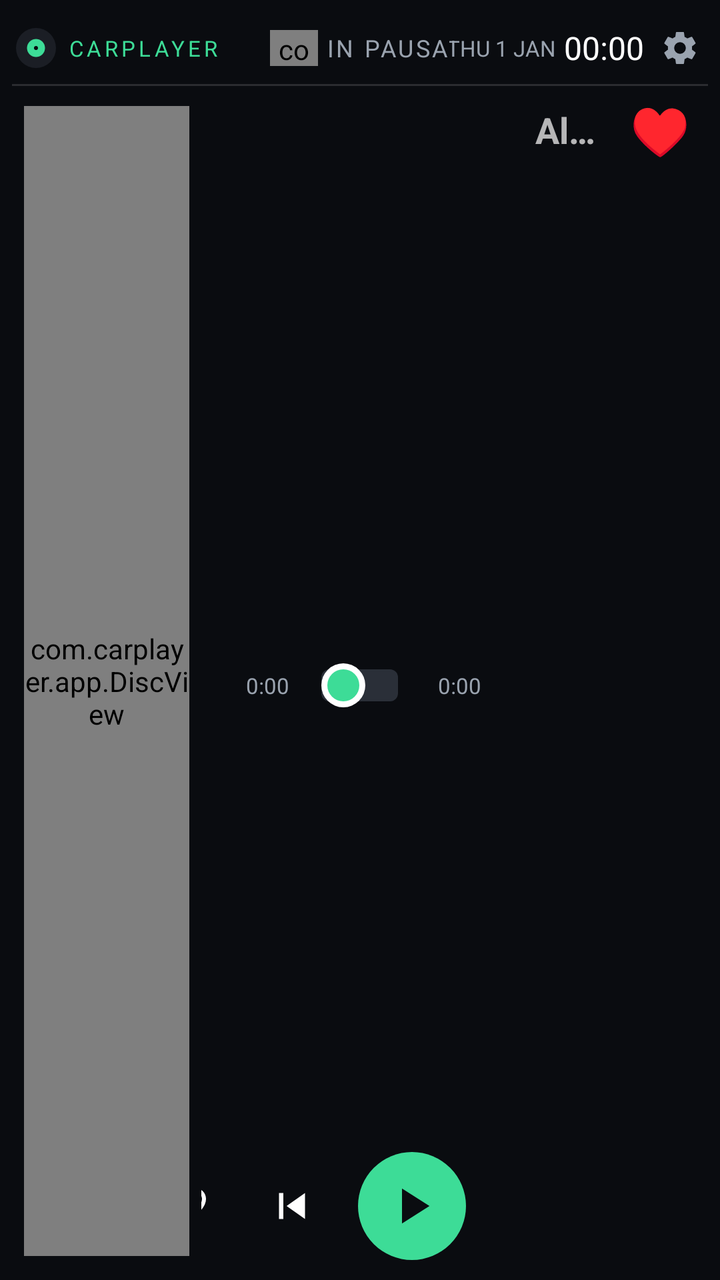
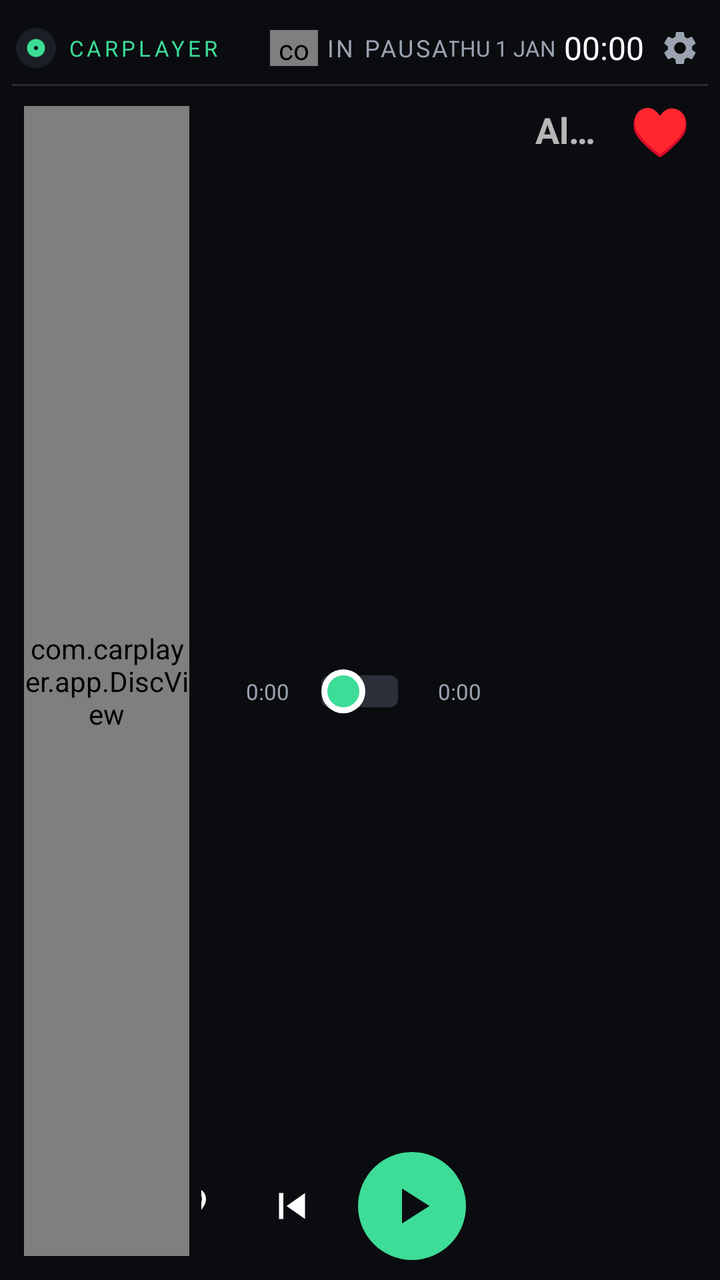

An Android layout rendered at two revisions. The XML below is the earlier revision; the diff shows what the commit changed to produce the second picture.
<!-- AndroidManifest.xml: application theme AppTheme -->
<!-- res/layout/activity_main.xml -->
<?xml version="1.0" encoding="utf-8"?>
<LinearLayout xmlns:android="http://schemas.android.com/apk/res/android"
    android:id="@+id/root"
    android:layout_width="match_parent"
    android:layout_height="match_parent"
    android:background="@color/bg"
    android:orientation="vertical"
    android:padding="@dimen/pad">

    
    <include layout="@layout/header" />

    <LinearLayout
        android:layout_width="match_parent"
        android:layout_height="0dp"
        android:layout_weight="1"
        android:baselineAligned="false"
        android:orientation="horizontal">

        
        <FrameLayout
            android:id="@+id/discCol"
            android:layout_width="0dp"
            android:layout_height="match_parent"
            android:layout_weight="3"
            android:padding="@dimen/pad">

            <com.carplayer.app.DiscView
                android:id="@+id/disc"
                android:layout_width="match_parent"
                android:layout_height="match_parent" />
        </FrameLayout>

        
        <LinearLayout
            android:id="@+id/centerCol"
            android:layout_width="0dp"
            android:layout_height="match_parent"
            android:layout_weight="5"
            android:orientation="vertical">

        
        <ScrollView
            android:layout_width="match_parent"
            android:layout_height="0dp"
            android:layout_weight="1"
            android:fillViewport="true"
            android:scrollbars="none">

            <LinearLayout
                android:layout_width="match_parent"
                android:layout_height="match_parent"
                android:gravity="center"
                android:orientation="vertical"
                android:paddingStart="@dimen/gap"
                android:paddingEnd="@dimen/gap">

                <TextView
                    android:id="@+id/tvTitle"
                    android:layout_width="match_parent"
                    android:layout_height="wrap_content"
                    android:ellipsize="end"
                    android:gravity="center"
                    android:maxLines="2"
                    android:minLines="1"
                    android:textColor="#FFFFFF"
                    android:textSize="@dimen/title_sp" />

                <TextView
                    android:id="@+id/tvArtist"
                    android:layout_width="match_parent"
                    android:layout_height="wrap_content"
                    android:layout_marginTop="2dp"
                    android:ellipsize="end"
                    android:gravity="center"
                    android:maxLines="1"
                    android:textColor="@color/gray"
                    android:textSize="@dimen/artist_sp" />

                
                <LinearLayout
                    android:layout_width="match_parent"
                    android:layout_height="wrap_content"
                    android:layout_marginTop="@dimen/gap"
                    android:gravity="center_vertical"
                    android:orientation="horizontal">

                    <TextView
                        android:id="@+id/tvPos"
                        android:layout_width="@dimen/time_w"
                        android:layout_height="wrap_content"
                        android:gravity="end"
                        android:text="0:00"
                        android:textColor="@color/gray"
                        android:textSize="@dimen/time_sp" />

                    <SeekBar
                        android:id="@+id/seek"
                        android:layout_width="0dp"
                        android:layout_height="@dimen/seek_h"
                        android:layout_weight="1"
                        android:progressDrawable="@drawable/seek_progress"
                        android:thumb="@drawable/seek_thumb"
                        android:thumbOffset="0dp"
                        android:splitTrack="false" />

                    <TextView
                        android:id="@+id/tvDur"
                        android:layout_width="@dimen/time_w"
                        android:layout_height="wrap_content"
                        android:paddingStart="4dp"
                        android:text="0:00"
                        android:textColor="@color/gray"
                        android:textSize="@dimen/time_sp" />
                </LinearLayout>

            </LinearLayout>
        </ScrollView>

        
        <LinearLayout
            android:layout_width="match_parent"
            android:layout_height="wrap_content"
            android:layout_marginTop="-10dp"
            android:gravity="center"
            android:orientation="horizontal">

            <ImageButton
                android:id="@+id/btnShuffle"
                android:layout_width="@dimen/ctl_side"
                android:layout_height="@dimen/ctl_side"
                android:layout_marginHorizontal="@dimen/ctl_gap"
                android:background="?android:attr/selectableItemBackgroundBorderless"
                android:padding="@dimen/ico_pad"
                android:scaleType="fitCenter"
                android:src="@drawable/ic_shuffle"
                android:tint="#FFFFFF" />

            <ImageButton
                android:id="@+id/btnHeart"
                android:layout_width="@dimen/heart"
                android:layout_height="@dimen/heart"
                android:layout_marginHorizontal="@dimen/ctl_gap"
                android:background="?android:attr/selectableItemBackgroundBorderless"
                android:padding="@dimen/ico_pad"
                android:scaleType="fitCenter"
                android:src="@drawable/ic_heart" />

            <ImageButton
                android:id="@+id/btnPrev"
                android:layout_width="@dimen/ctl_mid"
                android:layout_height="@dimen/ctl_mid"
                android:layout_marginHorizontal="@dimen/ctl_gap"
                android:background="?android:attr/selectableItemBackgroundBorderless"
                android:padding="@dimen/ico_pad"
                android:scaleType="fitCenter"
                android:src="@drawable/ic_prev"
                android:tint="#FFFFFF" />

            <ImageButton
                android:id="@+id/btnPlay"
                android:layout_width="@dimen/play"
                android:layout_height="@dimen/play"
                android:layout_marginHorizontal="@dimen/ctl_gap"
                android:background="@drawable/bg_play"
                android:padding="@dimen/play_pad"
                android:scaleType="fitCenter"
                android:src="@drawable/ic_play"
                android:tint="@color/bg" />

            <ImageButton
                android:id="@+id/btnNext"
                android:layout_width="@dimen/ctl_mid"
                android:layout_height="@dimen/ctl_mid"
                android:layout_marginHorizontal="@dimen/ctl_gap"
                android:background="?android:attr/selectableItemBackgroundBorderless"
                android:padding="@dimen/ico_pad"
                android:scaleType="fitCenter"
                android:src="@drawable/ic_next"
                android:tint="#FFFFFF" />

            <ImageButton
                android:id="@+id/btnRepeat"
                android:layout_width="@dimen/ctl_side"
                android:layout_height="@dimen/ctl_side"
                android:layout_marginHorizontal="@dimen/ctl_gap"
                android:background="?android:attr/selectableItemBackgroundBorderless"
                android:padding="@dimen/ico_pad"
                android:scaleType="fitCenter"
                android:src="@drawable/ic_repeat"
                android:tint="#FFFFFF" />
        </LinearLayout>

        <include layout="@layout/strip" />
        </LinearLayout>

        
        <LinearLayout
            android:id="@+id/rightCol"
            android:layout_width="0dp"
            android:layout_height="match_parent"
            android:layout_weight="3"
            android:orientation="vertical">

            <LinearLayout
                android:layout_width="match_parent"
                android:layout_height="@dimen/tab_h"
                android:orientation="horizontal">

                <TextView
                    android:id="@+id/tabFolder"
                    android:layout_width="0dp"
                    android:layout_height="match_parent"
                    android:layout_weight="1"
                    android:background="?android:attr/selectableItemBackground"
                    android:ellipsize="end"
                    android:gravity="center"
                    android:maxLines="1"
                    android:paddingStart="8dp"
                    android:paddingEnd="8dp"
                    android:text="Album"
                    android:textSize="@dimen/tab_sp"
                    android:textStyle="bold" />

                <TextView
                    android:id="@+id/tabFavs"
                    android:layout_width="0dp"
                    android:layout_height="match_parent"
                    android:layout_weight="1"
                    android:background="?android:attr/selectableItemBackground"
                    android:gravity="center"
                    android:text="&#9829;"
                    android:textColor="#FF4D6D"
                    android:textSize="@dimen/tab_heart_sp"
                    android:textStyle="bold" />
            </LinearLayout>

            <FrameLayout
                android:layout_width="match_parent"
                android:layout_height="0dp"
                android:layout_weight="1">

                <ListView
                    android:id="@+id/list"
                    android:layout_width="match_parent"
                    android:layout_height="match_parent"
                    android:divider="@null"
                    android:scrollbars="none" />

                <TextView
                    android:id="@+id/tvEmpty"
                    android:layout_width="match_parent"
                    android:layout_height="match_parent"
                    android:background="?android:attr/selectableItemBackground"
                    android:gravity="center"
                    android:padding="16dp"
                    android:textColor="@color/gray"
                    android:textSize="@dimen/tab_sp"
                    android:visibility="gone" />
            </FrameLayout>
        </LinearLayout>

        
        <LinearLayout
            android:id="@+id/showList"
            android:layout_width="@dimen/handle_w"
            android:layout_height="match_parent"
            android:background="?android:attr/selectableItemBackground"
            android:gravity="center"
            android:orientation="vertical"
            android:visibility="gone">

            <ImageView
                android:id="@+id/ivHandle"
                android:layout_width="24dp"
                android:layout_height="24dp"
                android:src="@drawable/ic_chevron_left"
                android:tint="#FFFFFF" />
        </LinearLayout>
    </LinearLayout>
</LinearLayout>
<!-- res/layout/header.xml (included above) -->
<?xml version="1.0" encoding="utf-8"?>
<LinearLayout xmlns:android="http://schemas.android.com/apk/res/android"
    android:layout_width="match_parent"
    android:layout_height="wrap_content"
    android:layout_marginBottom="@dimen/gap"
    android:orientation="vertical">

    <LinearLayout
        android:layout_width="match_parent"
        android:layout_height="@dimen/header_h"
        android:gravity="center_vertical"
        android:orientation="horizontal">

        <LinearLayout
            android:layout_width="0dp"
            android:layout_height="match_parent"
            android:layout_weight="1"
            android:gravity="center_vertical|start"
            android:orientation="horizontal">

            <ImageView
                android:layout_width="@dimen/logo"
                android:layout_height="@dimen/logo"
                android:src="@drawable/ic_launcher" />

            <TextView
                android:id="@+id/tvBrand"
                android:layout_width="wrap_content"
                android:layout_height="wrap_content"
                android:layout_marginStart="@dimen/gap"
                android:letterSpacing="0.15"
                android:maxLines="1"
                android:text="CARPLAYER"
                android:textColor="@color/accent"
                android:textSize="@dimen/brand_sp" />
        </LinearLayout>

        <LinearLayout
            android:layout_width="wrap_content"
            android:layout_height="match_parent"
            android:gravity="center_vertical"
            android:orientation="horizontal">

            <com.carplayer.app.EqView
                android:id="@+id/eq"
                android:layout_width="@dimen/eq_w"
                android:layout_height="@dimen/eq_h" />

            <TextView
                android:id="@+id/tvStatus"
                android:layout_width="wrap_content"
                android:layout_height="wrap_content"
                android:layout_marginStart="@dimen/gap"
                android:letterSpacing="0.1"
                android:maxLines="1"
                android:text="IN PAUSA"
                android:textColor="@color/gray"
                android:textSize="@dimen/status_sp" />
        </LinearLayout>

        <LinearLayout
            android:layout_width="0dp"
            android:layout_height="match_parent"
            android:layout_weight="1"
            android:gravity="center_vertical|end"
            android:orientation="horizontal">

            <TextClock
                android:id="@+id/dateClock"
                android:layout_width="wrap_content"
                android:layout_height="wrap_content"
                android:layout_marginEnd="@dimen/gap"
                android:format12Hour="EEE d MMM"
                android:format24Hour="EEE d MMM"
                android:textAllCaps="true"
                android:textColor="@color/gray"
                android:textSize="@dimen/date_sp" />

            <TextClock
                android:id="@+id/clock"
                android:layout_width="wrap_content"
                android:layout_height="wrap_content"
                android:format12Hour="HH:mm"
                android:format24Hour="HH:mm"
                android:textColor="#FFFFFF"
                android:textSize="@dimen/clock_sp" />

            
            <ImageButton
                android:id="@+id/btnSettings"
                android:layout_width="@dimen/gear"
                android:layout_height="@dimen/gear"
                android:layout_marginStart="@dimen/gap"
                android:background="?android:attr/selectableItemBackgroundBorderless"
                android:padding="4dp"
                android:scaleType="fitCenter"
                android:src="@drawable/ic_gear" />
        </LinearLayout>
    </LinearLayout>

    <View
        android:layout_width="match_parent"
        android:layout_height="1dp"
        android:background="#22FFFFFF" />
</LinearLayout>
<!-- res/layout/strip.xml (included above) -->
<?xml version="1.0" encoding="utf-8"?>
<HorizontalScrollView xmlns:android="http://schemas.android.com/apk/res/android"
    android:id="@+id/strip"
    android:layout_width="match_parent"
    android:layout_height="wrap_content"
    android:layout_marginTop="@dimen/gap"
    android:overScrollMode="never"
    android:scrollbars="none">

    <LinearLayout
        android:id="@+id/stripBox"
        android:layout_width="wrap_content"
        android:layout_height="wrap_content"
        android:orientation="horizontal" />
</HorizontalScrollView>
<!-- resources referenced by this layout -->
<resources>
  <color name="accent">#3DDC97</color>
  <color name="bg">#0A0C10</color>
  <color name="gray">#9AA3AF</color>
  <dimen name="artist_sp">13sp</dimen>
  <dimen name="brand_sp">11sp</dimen>
  <dimen name="clock_sp">16sp</dimen>
  <dimen name="ctl_gap">6dp</dimen>
  <dimen name="ctl_mid">42dp</dimen>
  <dimen name="ctl_side">32dp</dimen>
  <dimen name="date_sp">11sp</dimen>
  <dimen name="eq_h">18dp</dimen>
  <dimen name="eq_w">24dp</dimen>
  <dimen name="gap">4dp</dimen>
  <dimen name="gear">28dp</dimen>
  <dimen name="handle_w">20dp</dimen>
  <dimen name="header_h">36dp</dimen>
  <dimen name="heart">40dp</dimen>
  <dimen name="ico_pad">8dp</dimen>
  <dimen name="logo">24dp</dimen>
  <dimen name="pad">6dp</dimen>
  <dimen name="play">54dp</dimen>
  <dimen name="play_pad">12dp</dimen>
  <dimen name="seek_h">22dp</dimen>
  <dimen name="status_sp">12sp</dimen>
  <dimen name="tab_h">36dp</dimen>
  <dimen name="tab_heart_sp">24sp</dimen>
  <dimen name="tab_sp">18sp</dimen>
  <dimen name="time_sp">11sp</dimen>
  <dimen name="time_w">40dp</dimen>
  <dimen name="title_sp">22sp</dimen>
  <!-- drawable bg_play (drawable) -->
  <?xml version="1.0" encoding="utf-8"?>
  <shape xmlns:android="http://schemas.android.com/apk/res/android" android:shape="oval">
      <solid android:color="@color/accent" />
  </shape>
  <!-- drawable ic_chevron_left (drawable) -->
  <vector xmlns:android="http://schemas.android.com/apk/res/android"
      android:width="24dp"
      android:height="24dp"
      android:viewportWidth="24"
      android:viewportHeight="24">
      <path
          android:fillColor="#FFFFFF"
          android:pathData="M15.4,7.4L14,6l-6,6 6,6 1.4,-1.4L10.8,12z" />
  </vector>
  <!-- drawable ic_next (drawable) -->
  <vector xmlns:android="http://schemas.android.com/apk/res/android"
      android:width="24dp" android:height="24dp" android:viewportWidth="24" android:viewportHeight="24">
      <path android:fillColor="#FFFFFF" android:pathData="M6,18l8.5,-6L6,6v12zM16,6v12h2V6h-2z" />
  </vector>
  <!-- drawable ic_play (drawable) -->
  <vector xmlns:android="http://schemas.android.com/apk/res/android"
      android:width="24dp" android:height="24dp" android:viewportWidth="24" android:viewportHeight="24">
      <path android:fillColor="#FFFFFF" android:pathData="M8,5v14l11,-7z" />
  </vector>
  <!-- drawable ic_prev (drawable) -->
  <vector xmlns:android="http://schemas.android.com/apk/res/android"
      android:width="24dp" android:height="24dp" android:viewportWidth="24" android:viewportHeight="24">
      <path android:fillColor="#FFFFFF" android:pathData="M6,6h2v12H6zm3.5,6l8.5,6V6z" />
  </vector>
  <!-- drawable ic_repeat (drawable) -->
  <vector xmlns:android="http://schemas.android.com/apk/res/android"
      android:width="24dp" android:height="24dp" android:viewportWidth="24" android:viewportHeight="24">
      <path android:fillColor="#FFFFFF" android:pathData="M7,7h10v3l4,-4 -4,-4v3H5v6h2V7zm10,10H7v-3l-4,4 4,4v-3h12v-6h-2v4z" />
  </vector>
  <!-- drawable ic_shuffle (drawable) -->
  <vector xmlns:android="http://schemas.android.com/apk/res/android"
      android:width="24dp" android:height="24dp" android:viewportWidth="24" android:viewportHeight="24">
      <path android:fillColor="#FFFFFF" android:pathData="M10.59,9.17L5.41,4 4,5.41l5.17,5.17 1.42,-1.41zM14.5,4l2.04,2.04L4,18.59 5.41,20 17.96,7.46 20,9.5V4h-5.5zm0.33,9.41l-1.41,1.41 3.13,3.13L14.5,20H20v-5.5l-2.04,2.04 -3.13,-3.13z" />
  </vector>
  <style name="AppTheme" parent="android:Theme.Material.NoActionBar">
          <item name="android:windowBackground">@color/bg</item>
          <item name="android:statusBarColor">@color/bg</item>
          <item name="android:navigationBarColor">@color/bg</item>
          <item name="android:colorAccent">@color/accent</item>
      </style>
  <dimen name="seek_thick">8dp</dimen>
  <!-- unchanged entries left out for length: 5 -->
</resources>

<!-- the commit's change to res/layout/activity_main.xml (unified diff, before → after) -->
@@ -121,7 +121,7 @@
         <LinearLayout
             android:layout_width="match_parent"
             android:layout_height="wrap_content"
-            android:layout_marginTop="-10dp"
+            android:layout_marginTop="-16dp"
             android:gravity="center"
             android:orientation="horizontal">
 
